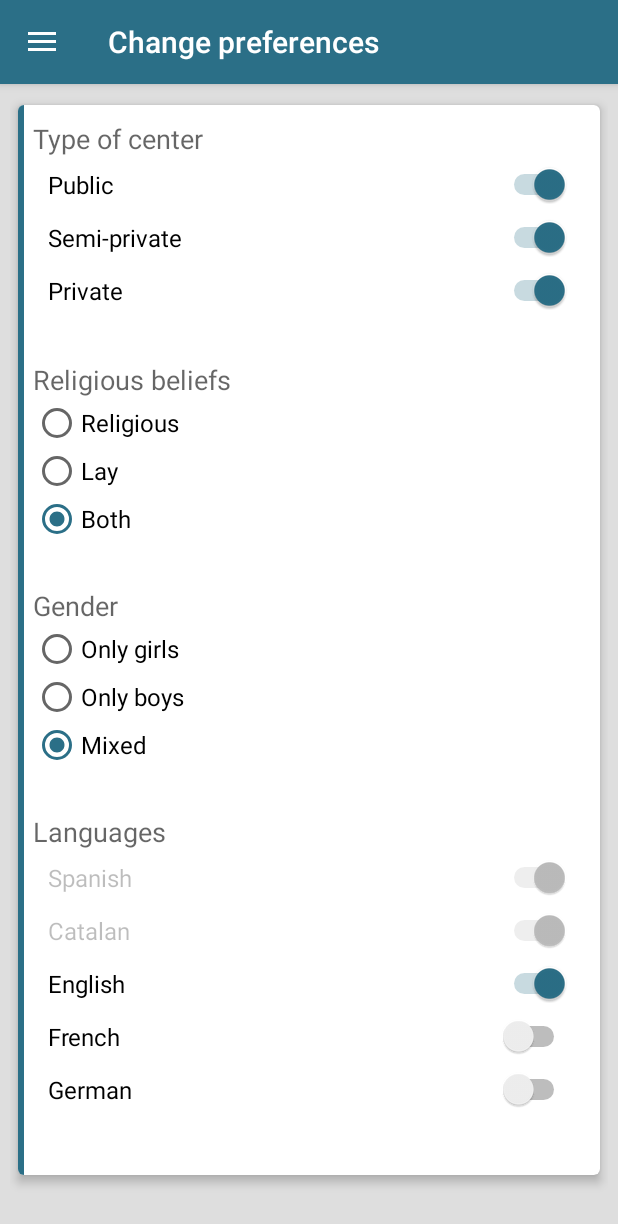
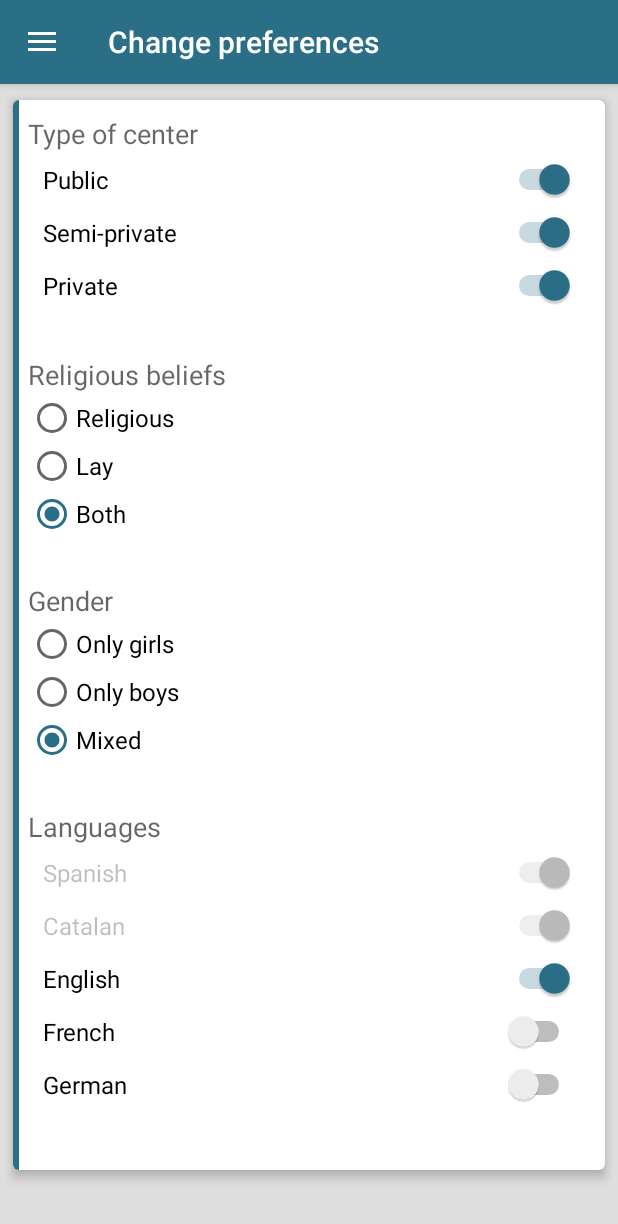
Before and after one commit to daviddn91/CentroEstudios, an Android app: the screen it shows after launch (MainActivity), in the side drawer, after a tap on "Change preferences", on a phone screen of 412 x 824 dp. Shown: the top 1224 px of the screen. Run offline under Robolectric (Android 15) with nearby library versions, the phone set to English and light mode, and no system bars; 2 statements that could not run were skipped.

Commit message:
Cambios diseño en diferentes menus y falta el de preferencias

```diff
--- a/app/src/main/res/layout/fragment_preferencias.xml
+++ b/app/src/main/res/layout/fragment_preferencias.xml
@@ -12,7 +12,6 @@
         android:layout_width="match_parent"
         android:layout_height="match_parent"
         android:id="@+id/scrollView"
-        android:padding="3sp"
         android:layout_gravity="top">
 
         <android.support.v7.widget.CardView xmlns:android="http://schemas.android.com/apk/res/android"
```
